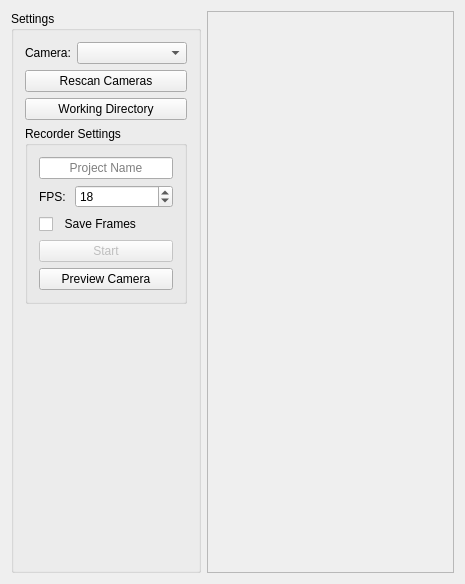
Qt form src/forms/mainwindow.ui (vale981/Taevitas) before a commit.
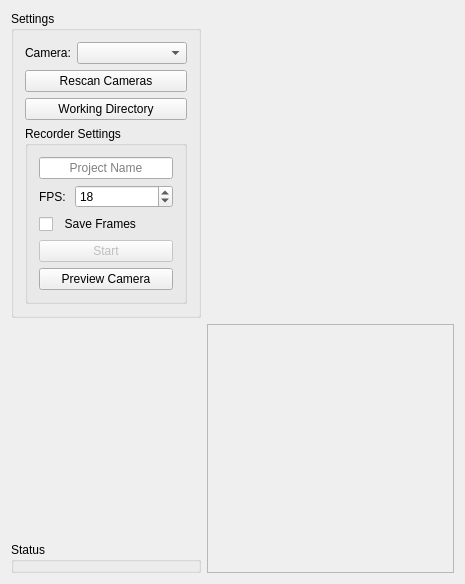
The same form after that commit.

Patch:
```diff
--- a/src/forms/mainwindow.ui
+++ b/src/forms/mainwindow.ui
@@ -21,7 +21,27 @@
   </property>
   <widget class="QWidget" name="centralWidget">
    <layout class="QGridLayout" name="gridLayout">
-    <item row="0" column="1">
+    <item row="2" column="0">
+     <spacer name="verticalSpacer">
+      <property name="orientation">
+       <enum>Qt::Vertical</enum>
+      </property>
+      <property name="sizeHint" stdset="0">
+       <size>
+        <width>0</width>
+        <height>0</height>
+       </size>
+      </property>
+     </spacer>
+    </item>
+    <item row="3" column="0">
+     <widget class="QGroupBox" name="groupBox_2">
+      <property name="title">
+       <string>Status</string>
+      </property>
+     </widget>
+    </item>
+    <item row="1" column="1" rowspan="3">
      <widget class="QLabel" name="preview_widget">
       <property name="enabled">
        <bool>false</bool>
@@ -38,11 +58,6 @@
      </widget>
     </item>
     <item row="0" column="0">
-     <layout class="QVBoxLayout" name="verticalLayout_3">
-      <property name="sizeConstraint">
-       <enum>QLayout::SetDefaultConstraint</enum>
-      </property>
-      <item>
        <widget class="QGroupBox" name="groupBox">
         <property name="sizePolicy">
          <sizepolicy hsizetype="Preferred" vsizetype="Preferred">
@@ -204,23 +219,8 @@
            </layout>
           </widget>
          </item>
-         <item>
-          <spacer name="verticalSpacer">
-           <property name="orientation">
-            <enum>Qt::Vertical</enum>
-           </property>
-           <property name="sizeHint" stdset="0">
-            <size>
-             <width>0</width>
-             <height>0</height>
-            </size>
-           </property>
-          </spacer>
-         </item>
-        </layout>
-       </widget>
-      </item>
-     </layout>
+      </layout>
+     </widget>
     </item>
    </layout>
   </widget>
```
Lines whose indentation alone changed are shown as unchanged.
